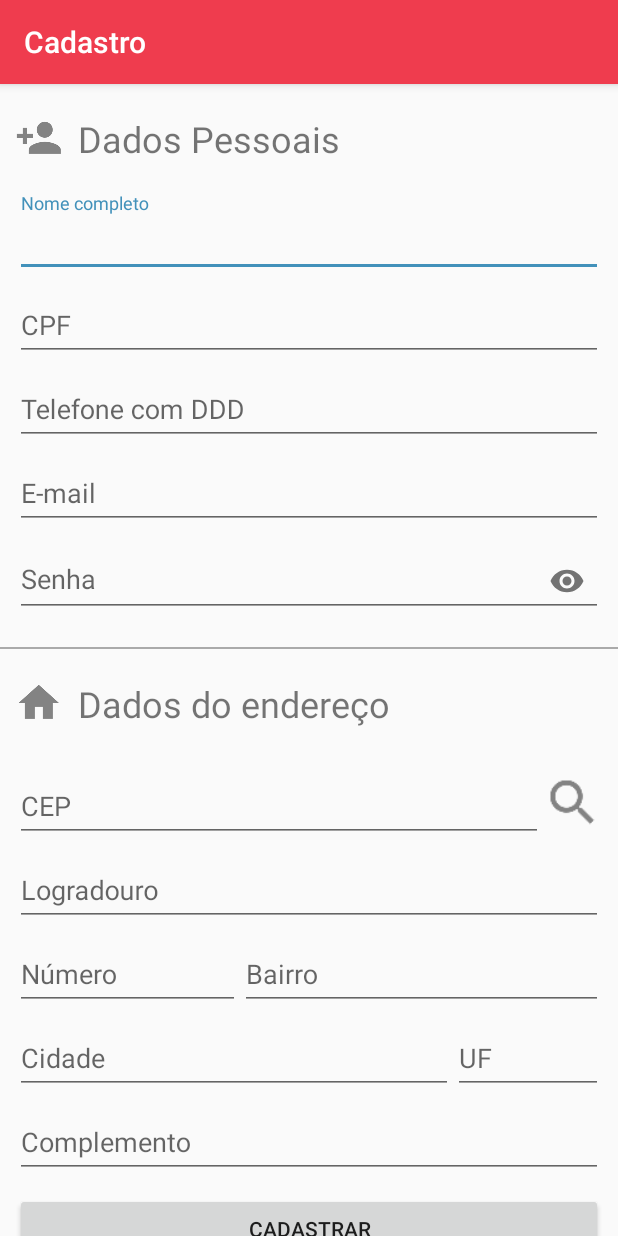
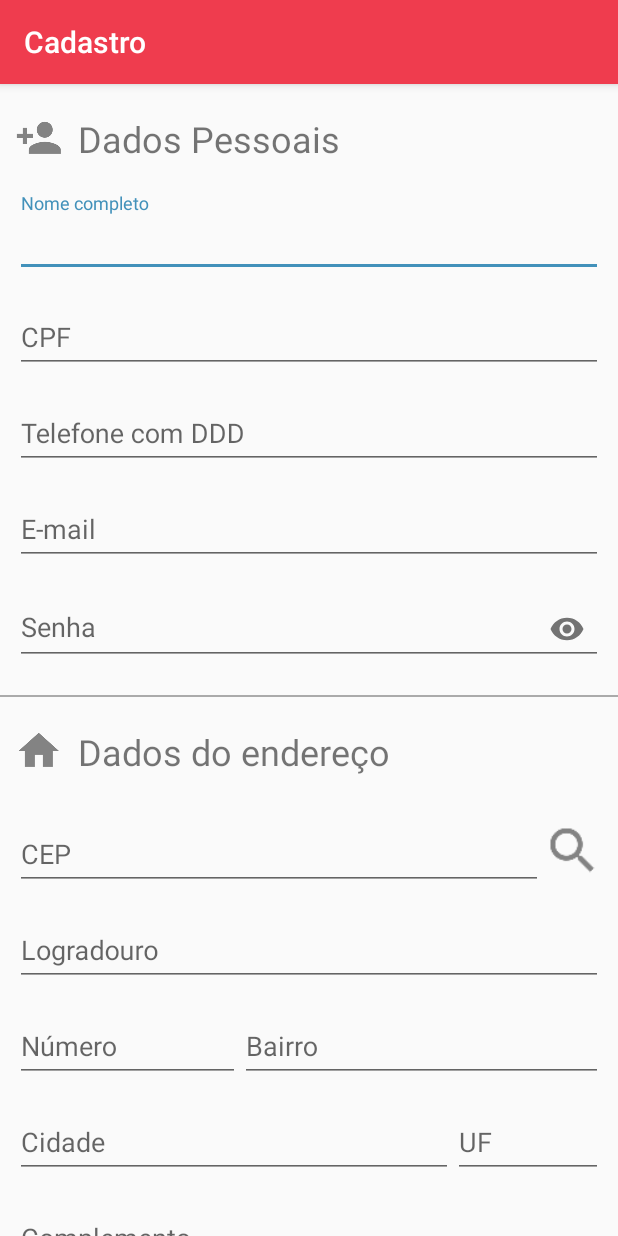
Before and after one commit to flaviossantana/Alura-Food, an Android app: the screen it shows after launch (FormularioCadastroActivity), on a phone screen of 412 x 824 dp. Run offline under Robolectric (Android 15) with nearby library versions, the light colour scheme and no system bars; libraries missing offline, so code that uses them is left out: br.com.caelum.

Commit message:
ajuste no layout

```diff
--- a/app/src/main/res/layout/dados_endereco.xml
+++ b/app/src/main/res/layout/dados_endereco.xml
@@ -32,6 +32,7 @@
             android:layout_width="match_parent"
             android:layout_height="wrap_content"
             android:hint="@string/cep"
+            android:imeOptions="actionNext"
             android:inputType="number"
             android:maxLength="8" />
 
@@ -62,6 +63,7 @@
         android:id="@+id/dados_endereco_logradouro"
         android:layout_width="0dp"
         android:layout_height="wrap_content"
+        android:layout_marginTop="8dp"
         app:layout_constraintEnd_toEndOf="@id/formulario_cadastro_titulo_dados_endereco"
         app:layout_constraintStart_toStartOf="@id/formulario_cadastro_titulo_dados_endereco"
         app:layout_constraintTop_toBottomOf="@id/dados_endereco_cep">
@@ -69,63 +71,83 @@
         <android.support.design.widget.TextInputEditText
             android:layout_width="match_parent"
             android:layout_height="wrap_content"
-            android:digits="@string/letras_maiusculas_minusculas_com_espaco_em_branco"
             android:hint="@string/logradouro"
+            android:imeOptions="actionNext"
             android:inputType="text"
             android:maxLength="50" />
 
     </android.support.design.widget.TextInputLayout>
+
+    <android.support.constraint.ConstraintLayout
+        android:id="@+id/dados_endereco_numero_e_bairro"
+        android:layout_width="0dp"
+        android:layout_height="wrap_content"
+        android:layout_marginTop="8dp"
+        app:layout_constraintEnd_toEndOf="@id/formulario_cadastro_titulo_dados_endereco"
+        app:layout_constraintStart_toStartOf="@id/formulario_cadastro_titulo_dados_endereco"
+        app:layout_constraintTop_toBottomOf="@id/dados_endereco_logradouro">
 
         <android.support.design.widget.TextInputLayout
             android:id="@+id/dados_endereco_numero"
             android:layout_width="150dp"
             android:layout_height="wrap_content"
             app:layout_constraintEnd_toStartOf="@id/dados_endereco_bairro"
-        app:layout_constraintStart_toStartOf="@+id/formulario_cadastro_titulo_dados_endereco"
-        app:layout_constraintTop_toBottomOf="@id/dados_endereco_logradouro">
+            app:layout_constraintStart_toStartOf="parent"
+            app:layout_constraintTop_toTopOf="parent">
 
             <android.support.design.widget.TextInputEditText
                 android:layout_width="match_parent"
                 android:layout_height="wrap_content"
                 android:digits="1234567890"
                 android:hint="@string/numero"
+                android:imeOptions="actionNext"
                 android:inputType="number"
                 android:maxLength="6" />
 
         </android.support.design.widget.TextInputLayout>
 
-
         <android.support.design.widget.TextInputLayout
             android:id="@+id/dados_endereco_bairro"
             android:layout_width="0dp"
             android:layout_height="wrap_content"
-        app:layout_constraintEnd_toEndOf="@+id/dados_endereco_logradouro"
+            app:layout_constraintEnd_toEndOf="parent"
             app:layout_constraintStart_toEndOf="@+id/dados_endereco_numero"
-        app:layout_constraintTop_toBottomOf="@+id/dados_endereco_logradouro">
+            app:layout_constraintTop_toTopOf="@id/dados_endereco_numero">
 
             <android.support.design.widget.TextInputEditText
                 android:layout_width="match_parent"
                 android:layout_height="wrap_content"
-            android:digits="@string/letras_maiusculas_minusculas_com_espaco_em_branco"
                 android:hint="@string/bairro"
+                android:imeOptions="actionNext"
                 android:inputType="text"
                 android:maxLength="50" />
 
         </android.support.design.widget.TextInputLayout>
+
+    </android.support.constraint.ConstraintLayout>
+
+    <android.support.constraint.ConstraintLayout
+        android:id="@+id/dados_endereco_cidade_e_uf"
+        android:layout_width="0dp"
+        android:layout_height="wrap_content"
+        android:layout_marginTop="8dp"
+        app:layout_constraintEnd_toEndOf="@id/formulario_cadastro_titulo_dados_endereco"
+        app:layout_constraintStart_toStartOf="@id/formulario_cadastro_titulo_dados_endereco"
+        app:layout_constraintTop_toBottomOf="@id/dados_endereco_numero_e_bairro">
 
         <android.support.design.widget.TextInputLayout
             android:id="@+id/dados_endereco_cidade"
             android:layout_width="0dp"
             android:layout_height="wrap_content"
             app:layout_constraintEnd_toStartOf="@id/dados_endereco_uf"
-        app:layout_constraintStart_toStartOf="@+id/formulario_cadastro_titulo_dados_endereco"
-        app:layout_constraintTop_toBottomOf="@+id/dados_endereco_numero">
+            app:layout_constraintStart_toStartOf="parent"
+            app:layout_constraintTop_toTopOf="parent">
 
             <android.support.design.widget.TextInputEditText
                 android:layout_width="match_parent"
                 android:layout_height="wrap_content"
-            android:digits="@string/letras_maiusculas_minusculas_com_espaco_em_branco"
                 android:hint="@string/cidade"
+                android:imeOptions="actionNext"
                 android:inputType="text"
                 android:maxLength="50" />
 
@@ -135,32 +157,35 @@
             android:id="@+id/dados_endereco_uf"
             android:layout_width="100dp"
             android:layout_height="wrap_content"
-        app:layout_constraintEnd_toEndOf="@+id/formulario_cadastro_titulo_dados_endereco"
+            app:layout_constraintEnd_toEndOf="parent"
             app:layout_constraintStart_toEndOf="@id/dados_endereco_cidade"
             app:layout_constraintTop_toTopOf="@+id/dados_endereco_cidade">
 
             <android.support.design.widget.TextInputEditText
                 android:layout_width="match_parent"
                 android:layout_height="wrap_content"
-            android:digits="@string/letras_maiusculas"
                 android:hint="@string/uf"
+                android:imeOptions="actionNext"
                 android:inputType="textCapCharacters"
                 android:maxLength="2" />
 
         </android.support.design.widget.TextInputLayout>
 
+    </android.support.constraint.ConstraintLayout>
+
     <android.support.design.widget.TextInputLayout
         android:layout_width="0dp"
         android:layout_height="wrap_content"
-        app:layout_constraintEnd_toEndOf="@+id/dados_endereco_uf"
+        android:layout_marginTop="8dp"
+        app:layout_constraintEnd_toEndOf="@+id/dados_endereco_cidade_e_uf"
         app:layout_constraintStart_toStartOf="@+id/dados_endereco_cep"
-        app:layout_constraintTop_toBottomOf="@+id/dados_endereco_uf">
+        app:layout_constraintTop_toBottomOf="@+id/dados_endereco_cidade_e_uf">
 
         <android.support.design.widget.TextInputEditText
             android:layout_width="match_parent"
             android:layout_height="wrap_content"
-            android:digits="@string/letras_maiusculas_minusculas_com_espaco_em_branco"
             android:hint="@string/complemento"
+            android:imeOptions="actionGo"
             android:inputType="text"
             android:maxLength="50" />
     </android.support.design.widget.TextInputLayout>
--- a/app/src/main/res/layout/dados_pessoais.xml
+++ b/app/src/main/res/layout/dados_pessoais.xml
@@ -29,9 +29,9 @@
         <android.support.design.widget.TextInputEditText
             android:layout_width="match_parent"
             android:layout_height="wrap_content"
-            android:digits="@string/letras_maiusculas_minusculas_com_espaco_em_branco"
             android:hint="@string/nome_completo"
-            android:inputType="text" />
+            android:imeOptions="actionNext"
+            android:inputType="textCapWords" />
 
     </android.support.design.widget.TextInputLayout>
 
@@ -40,6 +40,7 @@
         android:id="@+id/dados_pessoais_cpf"
         android:layout_width="0dp"
         android:layout_height="wrap_content"
+        android:layout_marginTop="8dp"
         app:layout_constraintEnd_toEndOf="@id/dados_pessoais_nome"
         app:layout_constraintStart_toStartOf="@id/dados_pessoais_nome"
         app:layout_constraintTop_toBottomOf="@id/dados_pessoais_nome">
@@ -49,6 +50,7 @@
             android:layout_height="wrap_content"
             android:digits="@string/numeros"
             android:hint="@string/cpf"
+            android:imeOptions="actionNext"
             android:inputType="number"
             android:maxLength="11" />
 
@@ -58,6 +60,7 @@
         android:id="@+id/dados_pessoais_telefone"
         android:layout_width="0dp"
         android:layout_height="wrap_content"
+        android:layout_marginTop="8dp"
         app:layout_constraintEnd_toEndOf="@id/dados_pessoais_cpf"
         app:layout_constraintStart_toStartOf="@id/dados_pessoais_cpf"
         app:layout_constraintTop_toBottomOf="@id/dados_pessoais_cpf">
@@ -67,6 +70,7 @@
             android:layout_height="wrap_content"
             android:digits="@string/numeros"
             android:hint="@string/telefone_com_ddd"
+            android:imeOptions="actionNext"
             android:inputType="phone"
             android:maxLength="11" />
 
@@ -76,6 +80,7 @@
         android:id="@+id/dados_pessoais_email"
         android:layout_width="0dp"
         android:layout_height="wrap_content"
+        android:layout_marginTop="8dp"
         app:layout_constraintEnd_toEndOf="@id/dados_pessoais_telefone"
         app:layout_constraintStart_toStartOf="@id/dados_pessoais_telefone"
         app:layout_constraintTop_toBottomOf="@id/dados_pessoais_telefone">
@@ -93,6 +98,7 @@
         android:id="@+id/dados_pessoais_senha"
         android:layout_width="0dp"
         android:layout_height="wrap_content"
+        android:layout_marginTop="8dp"
         app:layout_constraintEnd_toEndOf="@id/dados_pessoais_email"
         app:layout_constraintStart_toStartOf="@id/dados_pessoais_email"
         app:layout_constraintTop_toBottomOf="@id/dados_pessoais_email"
@@ -102,6 +108,7 @@
             android:layout_width="match_parent"
             android:layout_height="wrap_content"
             android:hint="@string/senha"
+            android:imeOptions="actionNext"
             android:inputType="textPassword" />
 
     </android.support.design.widget.TextInputLayout>
--- a/app/src/main/res/values/strings.xml
+++ b/app/src/main/res/values/strings.xml
@@ -1,10 +1,8 @@
 <resources>
     <string name="app_name">AluraFood</string>
-    <string name="letras_maiusculas_minusculas_com_espaco_em_branco">abcdefghijklmnopqrstuvwxyzABCDEFGHIJKLMNOPQRSTUVWXYZ\u0020</string>
     <string name="dados_pessoais">Dados Pessoais</string>
     <string name="dados_do_endereco">Dados do endereço</string>
     <string name="numeros">1234567890</string>
-    <string name="letras_maiusculas">ABCDEFGHIJKLMNOPQRSTUVWXYZ\u0020</string>
     <string name="lupa_busca_endereco">Ícone de lupa para buscar endereço por CEP</string>
     <string name="nome_completo">Nome completo</string>
     <string name="cpf">CPF</string>
```
Also changed, not shown: app/src/main/res/layout/activity_pagamento.xml (+29 -14 lines). Lines whose indentation alone changed are shown as unchanged.
